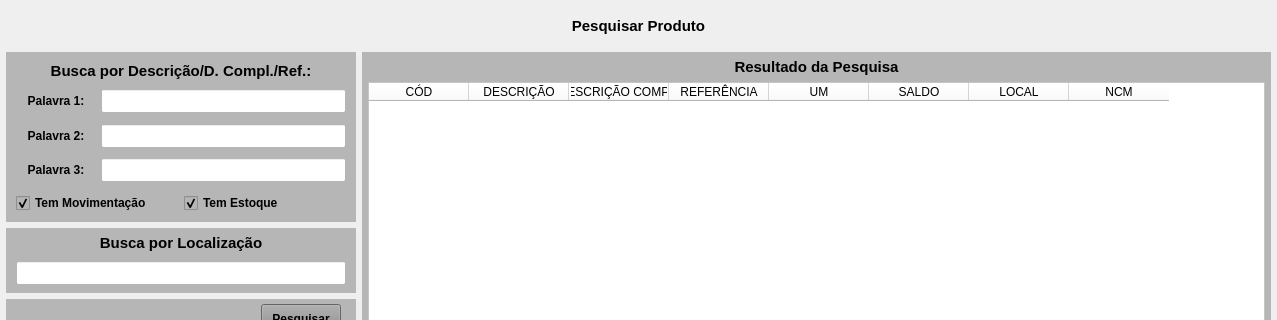
This is forms/tela_prod_consultar.ui in Azevedo84/erp_suzuki as Qt 5 draws it before an edit; both pictures show x 0 to 1277 and y 0 to 320 of the 1277 by 762 pixel window. The edited form follows.
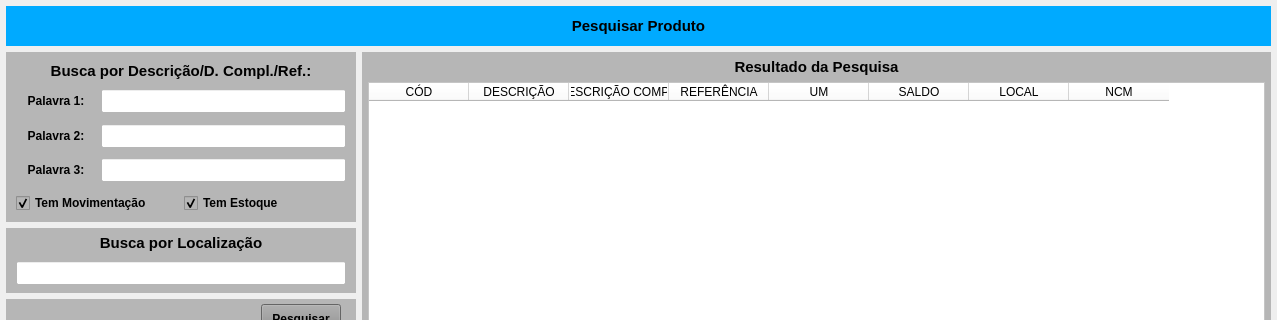
This is the edited form.

```diff
--- a/forms/tela_prod_consultar.ui
+++ b/forms/tela_prod_consultar.ui
@@ -48,7 +48,7 @@
        </size>
       </property>
       <property name="styleSheet">
-       <string notr="true"/>
+       <string notr="true">background-color: rgb(0, 170, 255);</string>
       </property>
       <layout class="QHBoxLayout" name="horizontalLayout">
        <property name="spacing">
```
